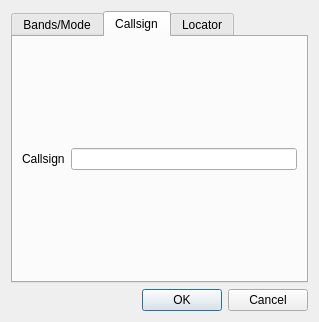
The window that mqt/MqtBase/clusterclientfilterdialog.ui (Rsclub22/Minos2-Mirror) describes before a commit, drawn with Qt 5.
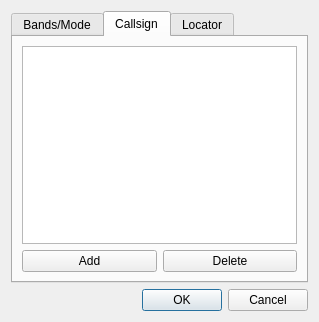
The same window after the commit. The open tabs and pages were chosen to show the change.

```diff
--- a/mqt/MqtBase/clusterclientfilterdialog.ui
+++ b/mqt/MqtBase/clusterclientfilterdialog.ui
@@ -239,17 +239,24 @@
        <string>Callsign</string>
       </attribute>
       <layout class="QVBoxLayout" name="verticalLayout_6">
+       <item>
+        <widget class="QListView" name="callsignListView"/>
+       </item>
        <item>
         <layout class="QHBoxLayout" name="horizontalLayout">
          <item>
-          <widget class="QLabel" name="label">
+          <widget class="QPushButton" name="callsignAddButton">
            <property name="text">
-            <string>Callsign</string>
+            <string>Add</string>
            </property>
           </widget>
          </item>
          <item>
-          <widget class="QLineEdit" name="callsignEdit"/>
+          <widget class="QPushButton" name="callsignDelButton">
+           <property name="text">
+            <string>Delete</string>
+           </property>
+          </widget>
          </item>
         </layout>
        </item>
```
Left out of the diff: 2 changed lines with no effect on the pictures.
